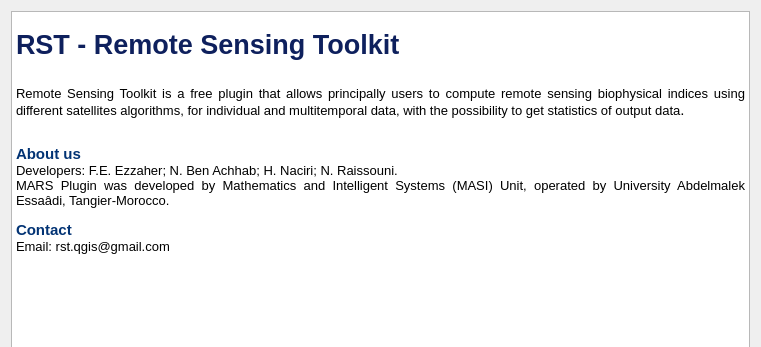
RST-Plugin/RST, file About.ui: the form before one commit; both pictures show x 0 to 761 and y 0 to 347 of the 761 by 831 pixel window.
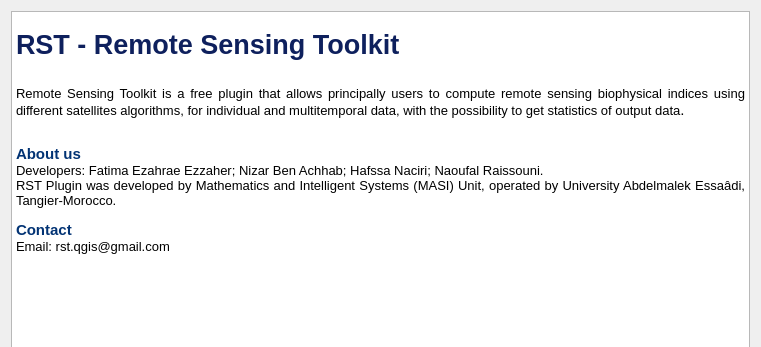
The form after the commit. Icons and pictures are not drawn.

Diff of the .ui file:
```diff
--- a/About.ui
+++ b/About.ui
@@ -37,8 +37,8 @@
 &lt;p align=&quot;justify&quot; style=&quot;-qt-paragraph-type:empty; margin-top:0px; margin-bottom:0px; margin-left:0px; margin-right:0px; -qt-block-indent:0; text-indent:0px; font-size:8pt;&quot;&gt;&lt;br /&gt;&lt;/p&gt;
 &lt;p align=&quot;justify&quot; style=&quot;-qt-paragraph-type:empty; margin-top:0px; margin-bottom:0px; margin-left:0px; margin-right:0px; -qt-block-indent:0; text-indent:0px; font-size:8pt;&quot;&gt;&lt;br /&gt;&lt;/p&gt;
 &lt;p align=&quot;justify&quot; style=&quot; margin-top:0px; margin-bottom:0px; margin-left:0px; margin-right:0px; -qt-block-indent:0; text-indent:0px;&quot;&gt;&lt;span style=&quot; font-family:'arial'; font-size:11pt; font-weight:600; color:#023374;&quot;&gt;About us&lt;/span&gt;&lt;/p&gt;
-&lt;p align=&quot;justify&quot; style=&quot; margin-top:0px; margin-bottom:0px; margin-left:0px; margin-right:0px; -qt-block-indent:0; text-indent:0px;&quot;&gt;&lt;span style=&quot; font-family:'arial'; font-size:10pt;&quot;&gt;Developers: F.E. Ezzaher; N. Ben Achhab; H. Naciri; N. Raissouni.&lt;/span&gt;&lt;/p&gt;
-&lt;p align=&quot;justify&quot; style=&quot; margin-top:0px; margin-bottom:0px; margin-left:0px; margin-right:0px; -qt-block-indent:0; text-indent:0px;&quot;&gt;&lt;span style=&quot; font-family:'arial'; font-size:10pt;&quot;&gt;MARS Plugin was developed by Mathematics and Intelligent Systems (MASI) Unit, operated by University Abdelmalek Essaâdi, Tangier-Morocco.&lt;/span&gt;&lt;/p&gt;
+&lt;p align=&quot;justify&quot; style=&quot; margin-top:0px; margin-bottom:0px; margin-left:0px; margin-right:0px; -qt-block-indent:0; text-indent:0px;&quot;&gt;&lt;span style=&quot; font-family:'arial'; font-size:10pt;&quot;&gt;Developers: Fatima Ezahrae Ezzaher; Nizar Ben Achhab; Hafssa Naciri; Naoufal Raissouni.&lt;/span&gt;&lt;/p&gt;
+&lt;p align=&quot;justify&quot; style=&quot; margin-top:0px; margin-bottom:0px; margin-left:0px; margin-right:0px; -qt-block-indent:0; text-indent:0px;&quot;&gt;&lt;span style=&quot; font-family:'arial'; font-size:10pt;&quot;&gt;RST Plugin was developed by Mathematics and Intelligent Systems (MASI) Unit, operated by University Abdelmalek Essaâdi, Tangier-Morocco.&lt;/span&gt;&lt;/p&gt;
 &lt;p align=&quot;justify&quot; style=&quot;-qt-paragraph-type:empty; margin-top:0px; margin-bottom:0px; margin-left:0px; margin-right:0px; -qt-block-indent:0; text-indent:0px; font-size:8pt;&quot;&gt;&lt;br /&gt;&lt;/p&gt;
 &lt;p align=&quot;justify&quot; style=&quot; margin-top:0px; margin-bottom:0px; margin-left:0px; margin-right:0px; -qt-block-indent:0; text-indent:0px;&quot;&gt;&lt;span style=&quot; font-family:'arial'; font-size:11pt; font-weight:600; color:#023374;&quot;&gt;Contact&lt;/span&gt;&lt;/p&gt;
 &lt;p align=&quot;justify&quot; style=&quot; margin-top:0px; margin-bottom:0px; margin-left:0px; margin-right:0px; -qt-block-indent:0; text-indent:0px;&quot;&gt;&lt;span style=&quot; font-family:'arial'; font-size:10pt;&quot;&gt;Email: rst.qgis@gmail.com&lt;/span&gt;&lt;/p&gt;
```
